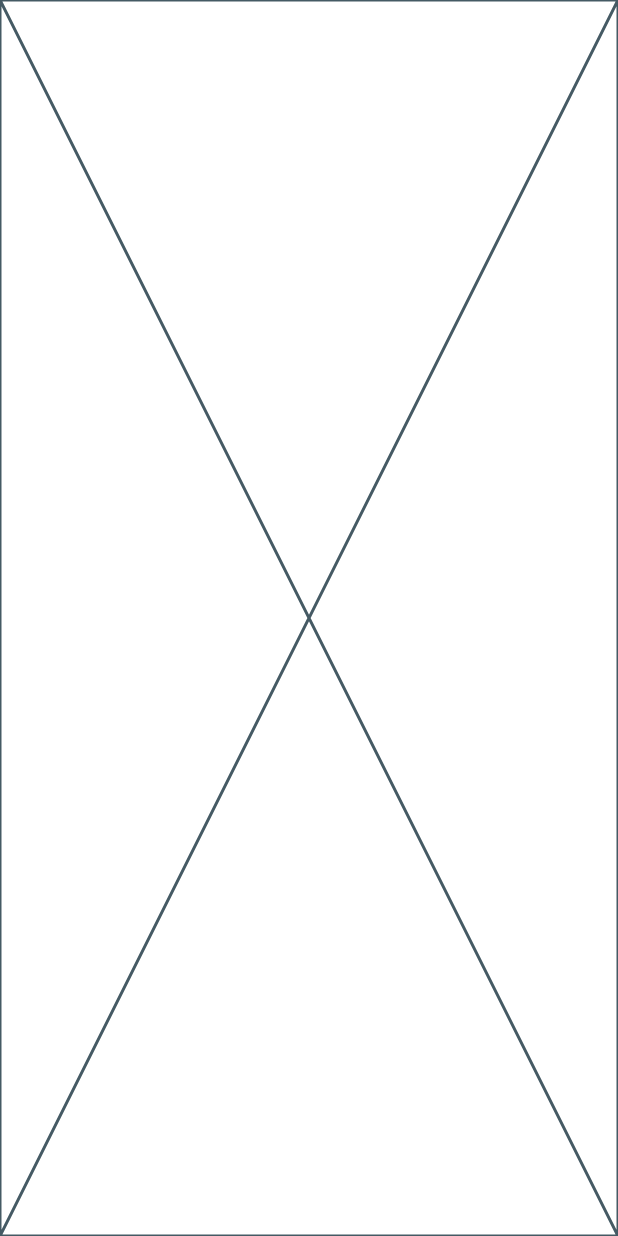
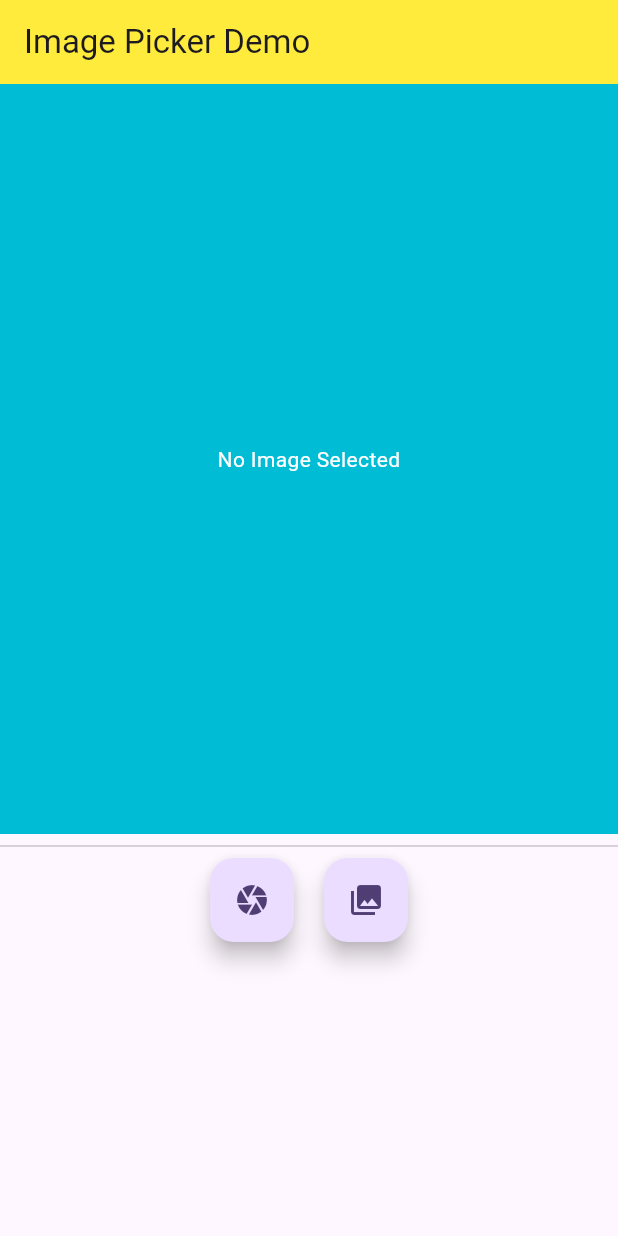
Before and after one commit to EusufUddin8926/flutter-image-picker, a Flutter app: the screen it shows after launch, on a phone screen of 412 x 824 dp. Run offline on Flutter 3.47's test engine with Material 2 defaults, Android fonts, the phone set to English and light mode, and no system bars; our stand-ins replace image_picker.

Commit message:
image picker to get image from camera and gallery

```diff
--- a/lib/main.dart
+++ b/lib/main.dart
@@ -1,4 +1,6 @@
+import 'dart:io';
 import 'package:flutter/material.dart';
+import 'package:image_picker/image_picker.dart';
 
 void main() {
   runApp(const MyApp());
@@ -12,6 +14,7 @@ class MyApp extends StatelessWidget {
   Widget build(BuildContext context) {
     return MaterialApp(
       title: 'Flutter Demo',
+      debugShowCheckedModeBanner: false,
       theme: ThemeData(
         colorScheme: ColorScheme.fromSeed(seedColor: Colors.deepPurple),
         useMaterial3: true,
@@ -29,8 +32,66 @@ class MyHomePage extends StatefulWidget {
 }
 
 class _MyHomePageState extends State<MyHomePage> {
+  File? _imagefile;
+
+  Future PickImage() async {
+    var imagefile = await ImagePicker().pickImage(source: ImageSource.camera);
+    setState(() {
+      _imagefile = File(imagefile!.path);
+    });
+  }
+
+  Future PickImageFromGallery() async {
+    var imagefile = await ImagePicker().pickImage(source: ImageSource.gallery);
+    setState(() {
+      _imagefile = File(imagefile!.path);
+    });
+  }
+
   @override
   Widget build(BuildContext context) {
-    return const Placeholder();
+    return Scaffold(
+      appBar: AppBar(
+        title: Text("Image Picker Demo"),
+        backgroundColor: Colors.yellow,
+      ),
+      body: Column(
+        children: [
+          Container(
+            width: double.infinity,
+            height: 500,
+            color: Colors. cyan,
+            child: _imagefile == null
+                ? Center(
+                  child: const Text(
+                      "No Image Selected",
+                      textAlign: TextAlign.center,
+                      style: TextStyle(color: Colors.white),
+                    ),
+                )
+                : Image.file(_imagefile!),
+          ),
+          Divider(),
+          Row(
+            mainAxisAlignment: MainAxisAlignment.center,
+            children: [
+              FloatingActionButton(
+                onPressed: () {
+                  PickImage();
+                },
+                child: Icon(Icons.camera),
+              ),
+              SizedBox(width: 20),
+              FloatingActionButton(
+                onPressed: () {
+                  PickImageFromGallery();
+                },
+                child: Icon(Icons.photo_library),
+              )
+            ],
+          )
+        ],
+      ),
+    );
   }
 }
--- a/pubspec.yaml
+++ b/pubspec.yaml
@@ -1,4 +1,4 @@
-name: image_picker
+name: image_picker_demo
 description: A new Flutter project.
 # The following line prevents the package from being accidentally published to
 # pub.dev using `flutter pub publish`. This is preferred for private packages.
@@ -34,7 +34,9 @@ dependencies:
 
   # The following adds the Cupertino Icons font to your application.
   # Use with the CupertinoIcons class for iOS style icons.
+  image_picker: ^1.0.4
   cupertino_icons: ^1.0.2
+
 
 dev_dependencies:
   flutter_test:
```
Also changed, not shown: pubspec.lock, 1 other file.
